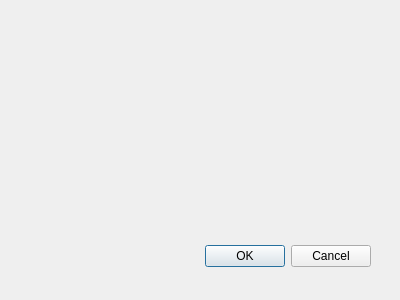
This is app/gui/gameparam.ui in eidelen/kidscalc as Qt 5 draws it before an edit. The edited form follows.
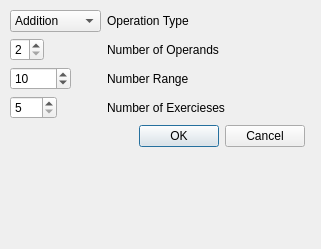
This is the edited form.

Diff of the .ui file:
```diff
--- a/app/gui/gameparam.ui
+++ b/app/gui/gameparam.ui
@@ -8,28 +8,119 @@
    <rect>
     <x>0</x>
     <y>0</y>
-    <width>400</width>
-    <height>300</height>
+    <width>321</width>
+    <height>249</height>
    </rect>
   </property>
   <property name="windowTitle">
    <string>Dialog</string>
   </property>
-  <widget name="buttonBox" class="QDialogButtonBox">
+  <widget class="QWidget" name="verticalLayoutWidget">
    <property name="geometry">
     <rect>
-     <x>30</x>
-     <y>240</y>
-     <width>341</width>
-     <height>32</height>
+     <x>10</x>
+     <y>10</y>
+     <width>295</width>
+     <height>221</height>
     </rect>
    </property>
-   <property name="orientation">
-    <enum>Qt::Horizontal</enum>
-   </property>
-   <property name="standardButtons">
-    <set>QDialogButtonBox::Cancel|QDialogButtonBox::Ok</set>
-   </property>
+   <layout class="QVBoxLayout" name="verticalLayout">
+    <item>
+     <layout class="QFormLayout" name="formLayout">
+      <item row="0" column="0">
+       <widget class="QComboBox" name="exType">
+        <item>
+         <property name="text">
+          <string>Addition</string>
+         </property>
+        </item>
+        <item>
+         <property name="text">
+          <string>Subtraction</string>
+         </property>
+        </item>
+       </widget>
+      </item>
+      <item row="0" column="1">
+       <widget class="QLabel" name="label">
+        <property name="text">
+         <string>Operation Type</string>
+        </property>
+       </widget>
+      </item>
+      <item row="1" column="0">
+       <widget class="QSpinBox" name="nbrOps">
+        <property name="minimum">
+         <number>2</number>
+        </property>
+        <property name="maximum">
+         <number>8</number>
+        </property>
+       </widget>
+      </item>
+      <item row="1" column="1">
+       <widget class="QLabel" name="label_3">
+        <property name="text">
+         <string>Number of Operands</string>
+        </property>
+       </widget>
+      </item>
+      <item row="2" column="0">
+       <widget class="QSpinBox" name="nbrRangeMax">
+        <property name="minimum">
+         <number>2</number>
+        </property>
+        <property name="maximum">
+         <number>10000</number>
+        </property>
+        <property name="singleStep">
+         <number>1</number>
+        </property>
+        <property name="value">
+         <number>10</number>
+        </property>
+       </widget>
+      </item>
+      <item row="2" column="1">
+       <widget class="QLabel" name="label_5">
+        <property name="text">
+         <string>Number Range</string>
+        </property>
+       </widget>
+      </item>
+      <item row="3" column="0">
+       <widget class="QSpinBox" name="nbrExercises">
+        <property name="minimum">
+         <number>5</number>
+        </property>
+        <property name="maximum">
+         <number>100</number>
+        </property>
+        <property name="singleStep">
+         <number>5</number>
+        </property>
+       </widget>
+      </item>
+      <item row="3" column="1">
+       <widget class="QLabel" name="label_2">
+        <property name="text">
+         <string>Number of Exercieses</string>
+        </property>
+       </widget>
+      </item>
+      <item row="4" column="1">
+       <widget class="QDialogButtonBox" name="buttonBox">
+        <property name="orientation">
+         <enum>Qt::Horizontal</enum>
+        </property>
+        <property name="standardButtons">
+         <set>QDialogButtonBox::Cancel|QDialogButtonBox::Ok</set>
+        </property>
+       </widget>
+      </item>
+     </layout>
+    </item>
+   </layout>
   </widget>
  </widget>
  <pixmapfunction/>
```
Left out of the diff: 7 changed lines with no effect on the pictures.
